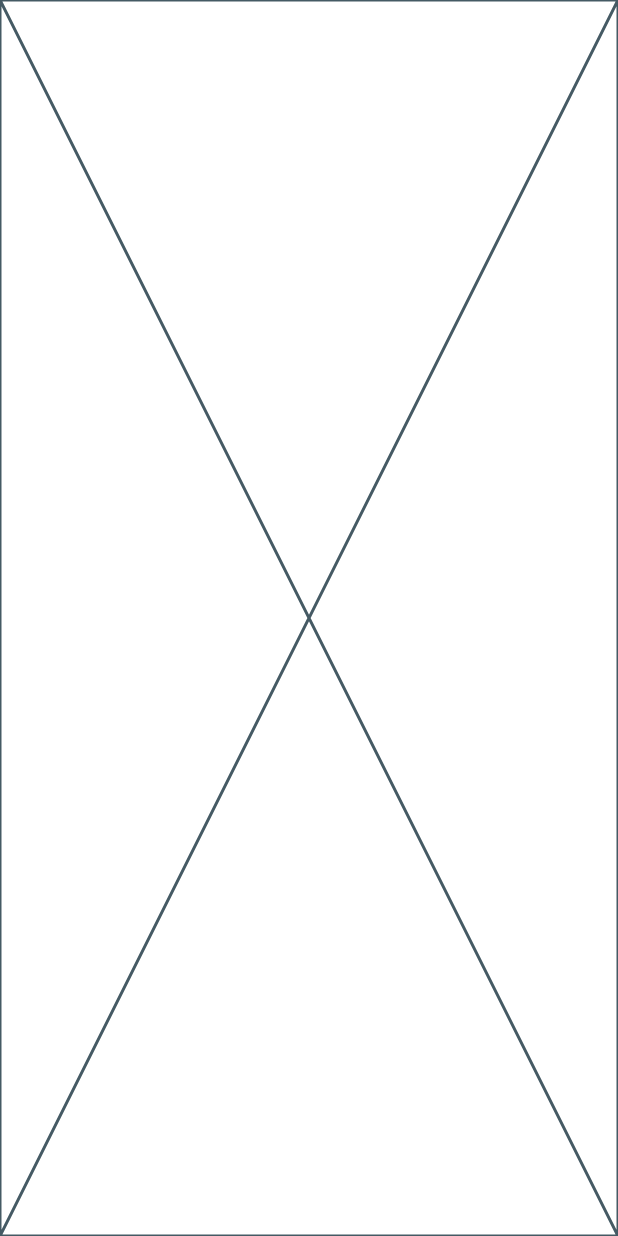
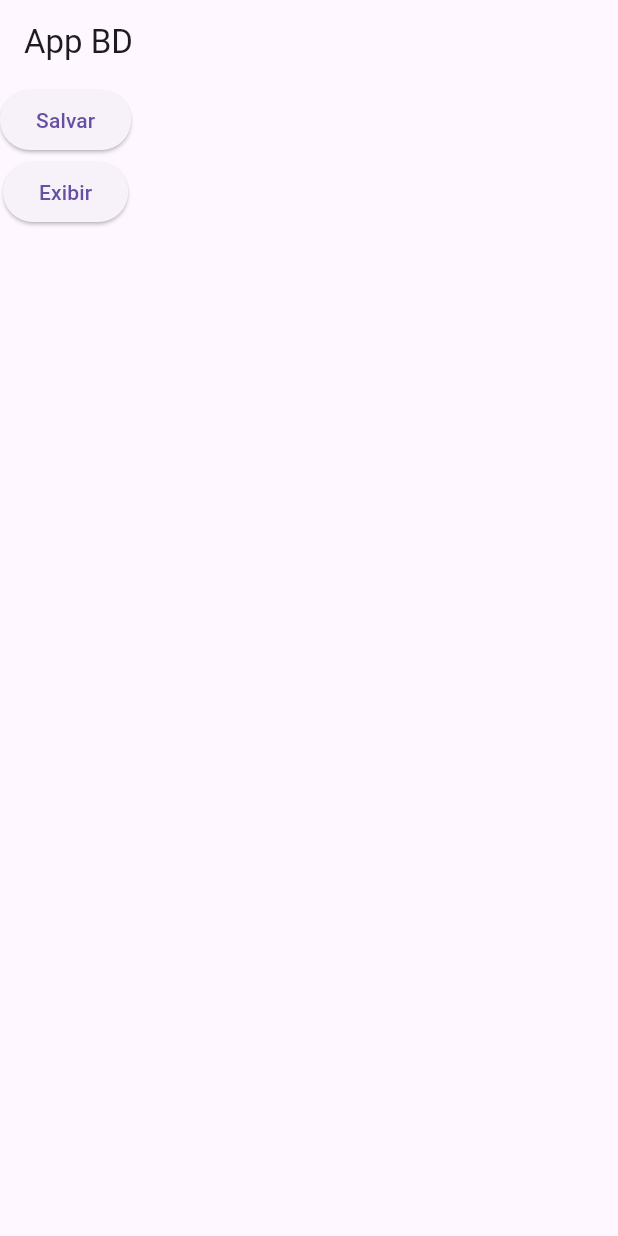
Before and after one commit to danielvieira95/DESM-2, a Flutter app: the screen it shows after launch, on a phone screen of 412 x 824 dp. Run offline on Flutter 3.47's test engine with Material 3 defaults, Android fonts, the phone set to English and light mode, and no system bars; our stand-ins replace audioplayers, sqflite, sqflite_common_ffi; accounts and stored records are empty.

Commit message:
projetotesteappbd01

```diff
--- a/Apps-TA/projeto_testeapp/lib/main.dart
+++ b/Apps-TA/projeto_testeapp/lib/main.dart
@@ -11,8 +11,8 @@ void main() async {
   ));
   Dog Rocky= Dog(id: 0, nome: "Rocky", idade: 1);
    Dog Jacare= Dog(id: 2, nome: "Jacare", idade: 13);
-  DogDao().salvar(Jacare);
-  print(await DogDao().dogs());
+  DogDao().salvar(Rocky);
+  print(DogDao().dogs());
 
 
   // Avoid errors caused by flutter upgrade.
@@ -170,6 +170,22 @@ class Home extends StatefulWidget {
 class _HomeState extends State<Home> {
   @override
   Widget build(BuildContext context) {
-    return const Placeholder();
+    return Scaffold(
+      appBar: AppBar(
+        title: Text("App BD"),
+
+      ),
+      body: Column(
+        children: [
+          ElevatedButton(onPressed: (){
+            Dog Rocky= Dog(id: 3, nome: "Rocky", idade: 1);
+            DogDao().salvar(Rocky);
+          }, child: Text("Salvar")),
+          ElevatedButton(onPressed: (){
+         print(DogDao().dogs());
+          }, child: Text("Exibir")),
+        ],
+      ),
+    );
   }
 }
--- a/Apps-TA/projeto_testeapp/pubspec.yaml
+++ b/Apps-TA/projeto_testeapp/pubspec.yaml
@@ -35,7 +35,7 @@ dependencies:
   # The following adds the Cupertino Icons font to your application.
   # Use with the CupertinoIcons class for iOS style icons.
   cupertino_icons: ^1.0.6
-  sqflite: ^2.3.3
+  sqflite: ^2.0.3
   path: ^1.8.9
 
 dev_dependencies:
```
Also changed, not shown: Apps-TA/projeto_testeapp/lib/dogdao.dart (+5 -4 lines).
